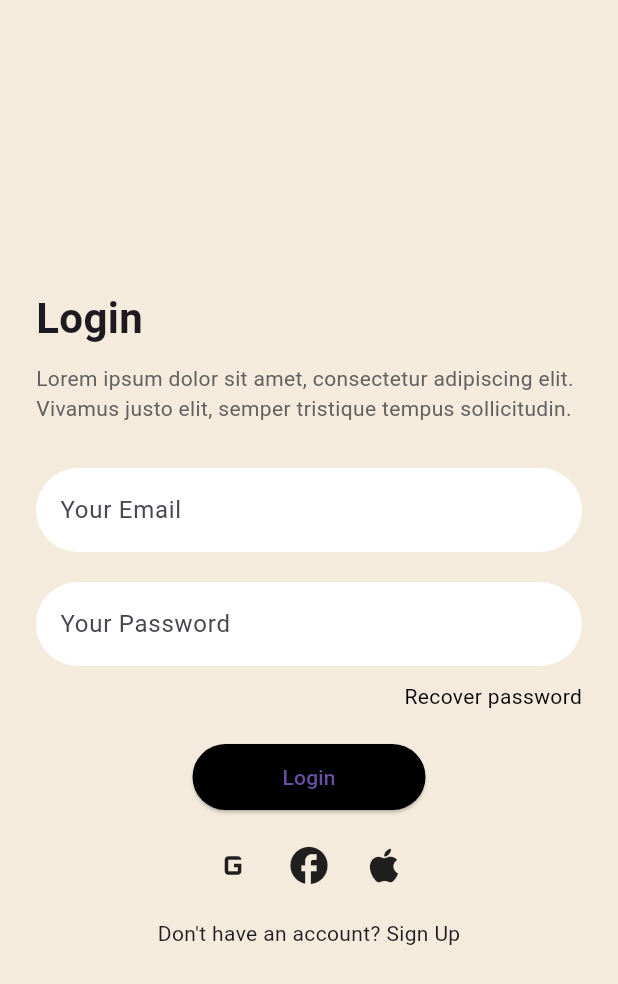
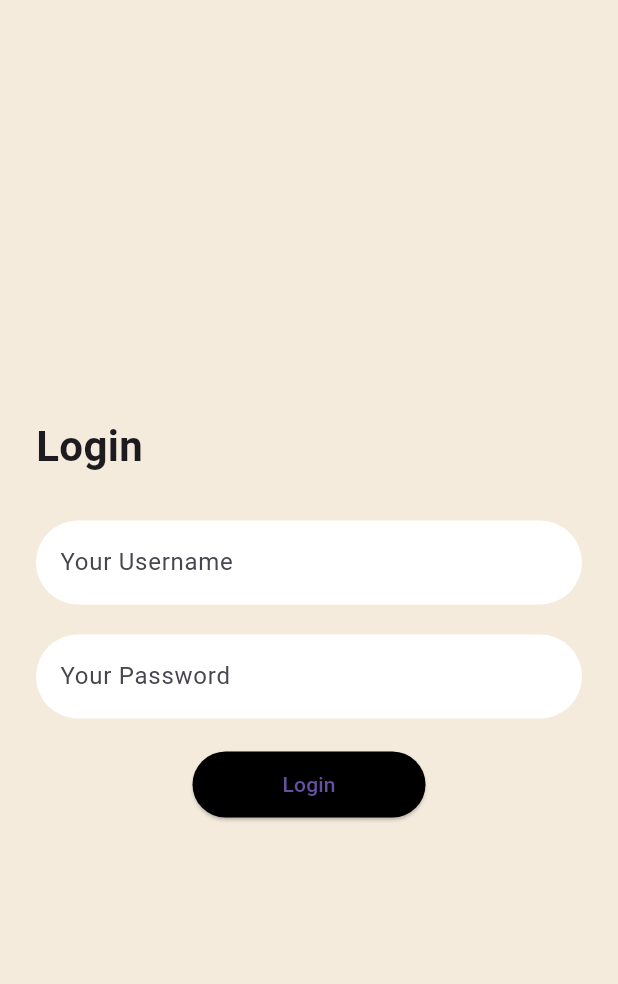
Before and after one commit to MohraielDnaiel/ecommercetask, a Flutter app: the LoginScreen screen opened by its route, on a phone screen of 412 x 824 dp. Shown: the top 984 px of the screen. Run offline on Flutter 3.47's test engine with Material 3 defaults, Android fonts, the phone set to English and light mode, and no system bars; our stand-ins replace dio, get_it, shared_preferences; accounts and stored records are empty.

Commit message:
Login Authentication Done

```diff
--- a/lib/data/models/CartItem.dart
+++ b/lib/data/models/CartItem.dart
@@ -1,3 +1,4 @@
+// ignore: file_names
 // ignore: file_names
 // ignore: file_names
 
--- /dev/null
+++ b/lib/presentation/pages/auth/data/auth_repository.dart
@@ -0,0 +1,26 @@
+import 'package:shared_preferences/shared_preferences.dart';
+import 'package:flutterapp/core/network/api_services.dart';
+
+class AuthRepository {
+  final ApiService _apiService;
+
+  AuthRepository(this._apiService);
+
+  Future<String?> login(String username, String password) async {
+    try {
+      final result = await _apiService.login(username, password);
+
+      // Get access token from the response
+      String accessToken = result['accessToken'];  // This should be a String
+
+      // Store the access token in shared preferences
+      final prefs = await SharedPreferences.getInstance();
+      await prefs.setString('access_token', accessToken);
+
+      return accessToken;  // Return the access token (String)
+    } catch (e) {
+
+      return null;  // If login fails, return null
+    }
+  }
+}
--- a/lib/presentation/pages/auth/login_page.dart
+++ b/lib/presentation/pages/auth/login_page.dart
@@ -1,9 +1,42 @@
 import 'package:flutter/material.dart';
-import 'package:flutterapp/presentation/pages/product/home_page.dart';
+import 'package:flutterapp/providers/auth_provider.dart';
+import 'package:provider/provider.dart';
+import 'package:shared_preferences/shared_preferences.dart';
+import '../product/home_page.dart';
 
+class LoginScreen extends StatefulWidget {
+  const LoginScreen({super.key});
 
-class LoginScreen extends StatelessWidget {
-  const LoginScreen({super.key});
+  @override
+  State<LoginScreen> createState() => _LoginScreenState();
+}
+
+class _LoginScreenState extends State<LoginScreen> {
+  final TextEditingController _emailController = TextEditingController();
+  final TextEditingController _passwordController = TextEditingController();
+
+void _handleLogin() async {
+  final authProvider = Provider.of<AuthProvider>(context, listen: false);
+  final accessToken = await authProvider.login(
+      _emailController.text, _passwordController.text);
+
+  if (accessToken != null) {
+    // Store the access token
+    final prefs = await SharedPreferences.getInstance();
+    await prefs.setString('access_token', accessToken );
+
+    // Navigate to Home Screen after successful login
+    Navigator.pushReplacement(
+      context,
+      MaterialPageRoute(builder: (_) => const HomeScreen()),
+    );
+  } else {
+    ScaffoldMessenger.of(context).showSnackBar(
+      const SnackBar(content: Text('Login failed')),
+    );
+  }
+}
+
 
   @override
   Widget build(BuildContext context) {
@@ -16,15 +49,11 @@ class LoginScreen extends StatelessWidget {
           crossAxisAlignment: CrossAxisAlignment.start,
           children: [
             const Text('Login', style: TextStyle(fontSize: 28, fontWeight: FontWeight.bold)),
-            const SizedBox(height: 10),
-            Text(
-              'Lorem ipsum dolor sit amet, consectetur adipiscing elit. Vivamus justo elit, semper tristique tempus sollicitudin.',
-              style: TextStyle(fontSize: 14, color: Colors.grey[700]),
-            ),
             const SizedBox(height: 30),
             TextField(
+              controller: _emailController,
               decoration: InputDecoration(
-                hintText: 'Your Email',
+                hintText: 'Your Username',
                 filled: true,
                 fillColor: Colors.white,
                 border: OutlineInputBorder(borderRadius: BorderRadius.circular(30), borderSide: BorderSide.none),
@@ -32,6 +61,7 @@ class LoginScreen extends StatelessWidget {
             ),
             const SizedBox(height: 20),
             TextField(
+              controller: _passwordController,
               obscureText: true,
               decoration: InputDecoration(
                 hintText: 'Your Password',
@@ -40,15 +70,10 @@ class LoginScreen extends StatelessWidget {
                 border: OutlineInputBorder(borderRadius: BorderRadius.circular(30), borderSide: BorderSide.none),
               ),
             ),
-            const SizedBox(height: 10),
-            const Align(
-              alignment: Alignment.centerRight,
-              child: Text('Recover password', style: TextStyle(color: Colors.black)),
-            ),
             const SizedBox(height: 20),
             Center(
               child: ElevatedButton(
-                onPressed: () => Navigator.push(context, MaterialPageRoute(builder: (_) => const HomeScreen())),
+                onPressed: _handleLogin,
                 style: ElevatedButton.styleFrom(
                   backgroundColor: Colors.black,
                   padding: const EdgeInsets.symmetric(horizontal: 60, vertical: 12),
@@ -57,19 +82,6 @@ class LoginScreen extends StatelessWidget {
                 child: const Text('Login'),
               ),
             ),
-            const SizedBox(height: 20),
-            const Row(
-              mainAxisAlignment: MainAxisAlignment.center,
-              children: [
-                Icon(Icons.g_mobiledata, size: 30),
-                SizedBox(width: 20),
-                Icon(Icons.facebook, size: 30),
-                SizedBox(width: 20),
-                Icon(Icons.apple, size: 30),
-              ],
-            ),
-            const SizedBox(height: 20),
-            const Center(child: Text("Don't have an account? Sign Up"))
           ],
         ),
       ),
--- a/lib/presentation/pages/product/cart_page.dart
+++ b/lib/presentation/pages/product/cart_page.dart
@@ -27,8 +27,8 @@ class CartPage extends StatelessWidget {
       ),
       body: Column(
         children: [
-          Padding(
-            padding: const EdgeInsets.all(16.0),
+          const Padding(
+            padding: EdgeInsets.all(16.0),
             child: Text(
               "Checkout",
               style: TextStyle(
--- a/lib/presentation/pages/product/favourite_page.dart
+++ b/lib/presentation/pages/product/favourite_page.dart
@@ -97,7 +97,7 @@ class FavoritesPage extends StatelessWidget {
                                   crossAxisAlignment: CrossAxisAlignment.start,
                                   children: [
                                     Text(
-                                      product.image ?? '', // Use brand if available
+                                      product.image, // Use brand if available
                                       style: const TextStyle(
                                         fontSize: 12,
                                         color: Colors.grey,
--- /dev/null
+++ b/lib/providers/auth_provider.dart
@@ -0,0 +1,14 @@
+import 'package:flutter/material.dart';
+import 'package:flutterapp/presentation/pages/auth/data/auth_repository.dart';
+
+
+class AuthProvider with ChangeNotifier {
+  final AuthRepository _authRepository;
+
+  AuthProvider(this._authRepository);
+
+  Future<String?> login(String username, String password) async {
+    // Call the login method in AuthRepository
+    return await _authRepository.login(username, password); // This should return the access token (String)
+  }
+}
--- a/pubspec.yaml
+++ b/pubspec.yaml
@@ -51,6 +51,7 @@ dependencies:
   # JSON serialization
   json_annotation: ^4.8.1
   equatable: ^2.0.5
+  provider: ^6.1.0
 
 
   # The following adds the Cupertino Icons font to your application.
```
Also changed, not shown: lib/core/di/locator.dart (added, +11 -0 lines), lib/core/network/api_services.dart (added, +37 -0 lines), lib/main.dart (+8 -3 lines), lib/providers/favoritesProvider.dart (+5 -4 lines), pubspec.lock.
